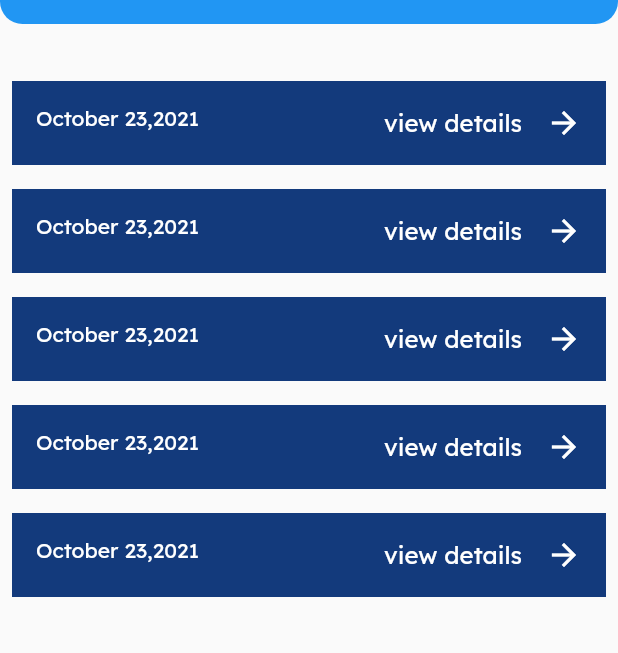
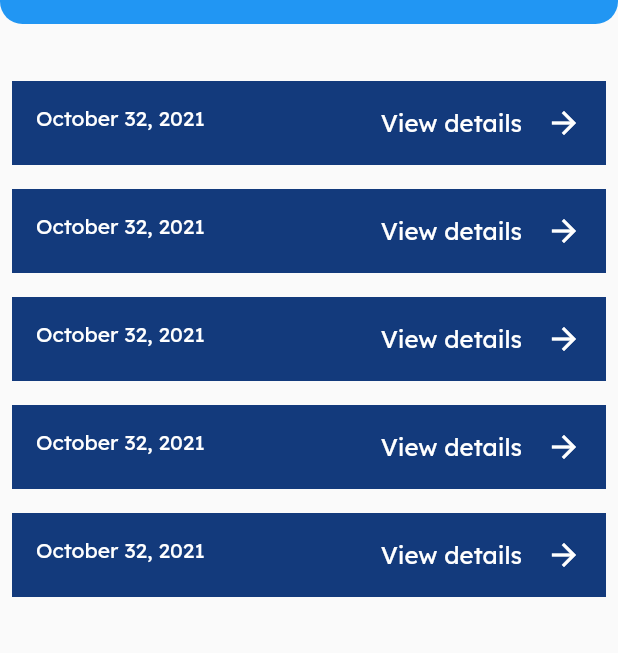
Before and after one commit to TheMuhammadTalha/woody_app, a Flutter app: the HomePage screen opened directly, item 2 of the bottom bar chosen, on a phone screen of 412 x 824 dp. Shown: the part 165-818 px from the top of the screen. Run offline on Flutter 3.47's test engine with Material 2 defaults, Android fonts, the phone set to English and light mode, and no system bars; our stand-ins replace jiffy, shared_preferences; accounts and stored records are empty; network calls fail.

Commit message:
save changes

```diff
--- a/lib/Screens/all_appointments_page.dart
+++ b/lib/Screens/all_appointments_page.dart
@@ -1,5 +1,6 @@
 import 'package:flutter/material.dart';
 import 'package:woody_app/Screens/const.dart';
+import 'package:woody_app/widget/list_tile.dart';
 
 import 'appointment_availability_page_2.dart';
 
@@ -20,24 +21,7 @@ class _AllAppointmentsState extends State<AllAppointments> {
       child: ListView.builder(
           itemCount: 5,
           itemBuilder: (BuildContext context, int index) {
-            return Padding(
-              padding: const EdgeInsets.all(8.0),
-              child: ListTile(
-                  tileColor: primaryColor,
-                  leading: Text(
-                    'October 23,2021',
-                    style: TextStyle(color: Colors.white),
-                  ),
-                  title: Text(
-                    'view details',
-                    textAlign: TextAlign.end,
-                    style: TextStyle(color: Colors.white),
-                  ),
-                  trailing: Icon(
-                    Icons.arrow_forward,
-                    color: Colors.white,
-                  )),
-            );
+            return ListTileWidget(leading: 'October 32, 2021');
           }),
     );
   }
--- a/lib/Screens/home_page.dart
+++ b/lib/Screens/home_page.dart
@@ -45,6 +45,14 @@ class _HomePageState extends State<HomePage> {
             ),
           ),
           centerTitle: true,
+          actions: [
+            currentIndex == 2
+                ? GestureDetector(onTap: () {}, child: Padding(
+                  padding: const EdgeInsets.only(right: 20.0),
+                  child: Center(child: Text('Sign out')),
+                ))
+                : Text('')
+          ],
           bottom: PreferredSize(
             preferredSize: Size.fromHeight(70),
             child: Padding(
--- a/lib/api_models/create_account_model.dart
+++ b/lib/api_models/create_account_model.dart
@@ -11,6 +11,7 @@ class CreateAccountModel {
   String password;
   String phone;
   String username;
+  String role;
 
   CreateAccountModel(
       {required this.firstName,
@@ -18,6 +19,7 @@ class CreateAccountModel {
       required this.email,
       required this.password,
       required this.phone,
+      required this.role,
       required this.username});
 
   factory CreateAccountModel.fromJson(Map<String, dynamic> json) =>
--- a/lib/demo/api_service.dart
+++ b/lib/demo/api_service.dart
@@ -5,7 +5,7 @@ import 'package:http/http.dart';
 import 'package:shared_preferences/shared_preferences.dart';
 
 class APIService {
-  final apiUrl ='https://my-woody.herokuapp.com';
+  final apiUrl ='http://46.101.81.185:9200';
 
   Future<Map<String,String>> getHeaders () async {
     String? token = await getAccessToken();
--- /dev/null
+++ b/lib/widget/list_tile.dart
@@ -0,0 +1,29 @@
+import 'package:flutter/material.dart';
+import 'package:woody_app/Screens/const.dart';
+
+class ListTileWidget extends StatelessWidget {
+  final String leading;
+   ListTileWidget({Key? key,required this.leading}) : super(key: key);
+
+  @override
+  Widget build(BuildContext context) {
+    return Padding(
+      padding: const EdgeInsets.all(8.0),
+      child: ListTile(
+          tileColor: primaryColor,
+          leading: Text(
+            leading,
+            style: TextStyle(color: Colors.white),
+          ),
+          title: Text(
+            'View details',
+            textAlign: TextAlign.end,
+            style: TextStyle(color: Colors.white),
+          ),
+          trailing: Icon(
+            Icons.arrow_forward,
+            color: Colors.white,
+          )),
+    );
+  }
+}
--- a/lib/widget/password_form_widget.dart
+++ b/lib/widget/password_form_widget.dart
@@ -48,7 +48,7 @@ class _PasswordFormWidgetState extends State<PasswordFormWidget> {
                   });
                 },
                 child:
-                obscure ? Icon(Icons.visibility) : Icon(Icons.visibility_off)),
+                obscure ? Icon(Icons.visibility_off) : Icon(Icons.visibility)),
             border:
             OutlineInputBorder(borderRadius: BorderRadius.circular(5.0))),
       ),
```
Also changed, not shown: lib/Screens/create_account_page.dart (+29 -29 lines), lib/Screens/login_page.dart (+12 -6 lines), lib/Screens/profile_page.dart (added, +67 -0 lines), lib/api_models/vehicle_model.dart (added, +7 -0 lines), lib/api_models/create_account_model.g.dart, lib/api_models/vehicle_model.g.dart (added).
